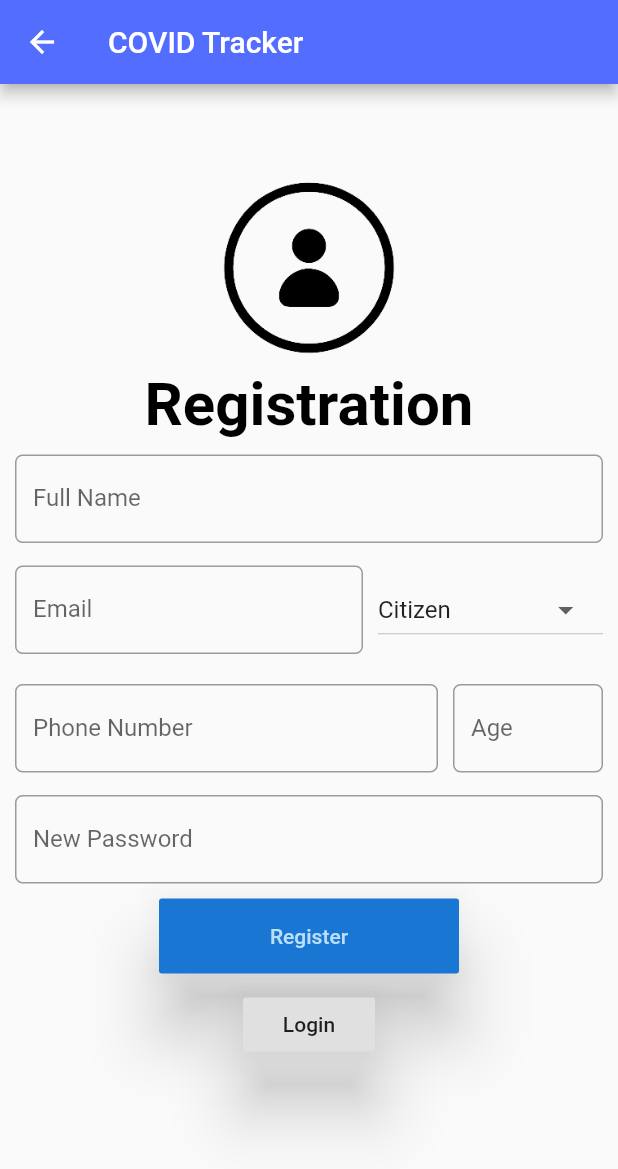
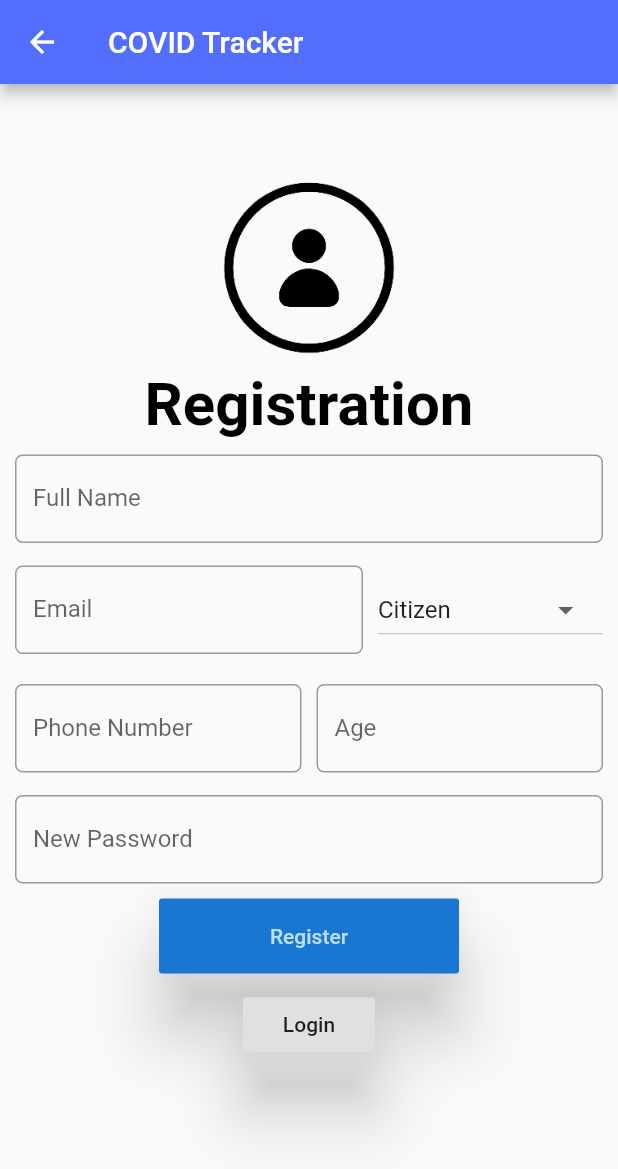
Before and after one commit to dianuj1997/Login_Signup_Encrypted, a Flutter app: the screen it shows after launch, after a tap on "Signup", on a phone screen of 412 x 824 dp. Shown: the top 1169 px of the screen. Run offline on Flutter 3.47's test engine with Material 2 defaults, Android fonts, the phone set to English and light mode, and no system bars; our stand-ins replace shared_preferences; missing offline and left inert: flutter_string_encryption; Roboto replaces fonts that are missing (Raleway).

Commit message:
first commit

```diff
--- a/lib/forgot_email.dart
+++ b/lib/forgot_email.dart
@@ -111,7 +111,7 @@ class _ForgotFormState extends State<ForgotForm> {
 
               Padding(
                   padding: EdgeInsets.only(top: _minpad, bottom: _minpad),
-                  child: Expanded(
+                  // child: Expanded(
                     child: SizedBox(
                         width: 200.0,
                         height: 50.0,
@@ -132,7 +132,7 @@ class _ForgotFormState extends State<ForgotForm> {
                             ));
                           },
                           elevation: 20.0,
-                        )),)),
+                        )),),
               //
 
             ],
--- a/lib/forgot_email_newpassword.dart
+++ b/lib/forgot_email_newpassword.dart
@@ -111,7 +111,7 @@ class _ResetFormState extends State<ResetForm> {
 
               Padding(
                   padding: EdgeInsets.only(top: _minpad, bottom: _minpad),
-                  child: Expanded(
+
                     child: SizedBox(
                         width: 200.0,
                         height: 50.0,
@@ -132,7 +132,7 @@ class _ResetFormState extends State<ResetForm> {
                             ));
                           },
                           elevation: 20.0,
-                        )),)),
+                        )),),
               //
 
             ],
--- a/lib/main.dart
+++ b/lib/main.dart
@@ -4,6 +4,7 @@ import 'package:flutter/material.dart';
 import 'package:flutter_login_register_2/registration.dart';
 import 'package:flutter_login_register_2/main_page.dart';
 import 'package:flutter_login_register_2/forgot_email.dart';
+import 'package:flutter_string_encryption/flutter_string_encryption.dart';
 void main()
 {
   runApp(
@@ -21,6 +22,7 @@ void main()
 
 class LoginForm extends StatefulWidget
 {
+
   @override
   State<StatefulWidget> createState() {
     return _LoginFormState();
@@ -29,6 +31,9 @@ class LoginForm extends StatefulWidget
 }
 class _LoginFormState extends State<LoginForm>
 {
+  final cryptor = new PlatformStringCryptor();
+  final myController1 = TextEditingController();
+  final myController2 = TextEditingController();
   final _minpad=5.0;
   @override
   Widget build(BuildContext context) {
@@ -45,7 +50,7 @@ class _LoginFormState extends State<LoginForm>
             children: <Widget>[
               getImageAsset(),
               Padding(
-                  padding:EdgeInsets.only(top:_minpad,bottom: _minpad*10),
+                  padding:EdgeInsets.only(top:_minpad,bottom: _minpad*1),
                   child:Text(
                     "Login",
                     textDirection: TextDirection.ltr,
@@ -60,6 +65,7 @@ class _LoginFormState extends State<LoginForm>
               Padding(
                   padding: EdgeInsets.only(top:_minpad,bottom: _minpad),
                   child:TextField(
+                    controller: myController1,
                     keyboardType: TextInputType.emailAddress,
                     decoration: InputDecoration(
                         labelText: 'Email',
@@ -70,6 +76,7 @@ class _LoginFormState extends State<LoginForm>
               Padding(
                   padding: EdgeInsets.only(top:_minpad,bottom: _minpad),
                   child:TextField(
+                    controller: myController2,
                     keyboardType: TextInputType.name,
                     decoration: InputDecoration(
                         labelText: 'Password',
@@ -82,16 +89,29 @@ class _LoginFormState extends State<LoginForm>
 
               Padding(
                   padding: EdgeInsets.only(top: _minpad,bottom: _minpad),
-                  child:Expanded(
-                    child:SizedBox(
-                        width: 200.0,
+                  // child:
+                  // Expanded(
+                    // child:Padding(
+                    //      padding: EdgeInsets.only(top: _minpad,bottom: _minpad),
+                    //   child:
+                    child:ButtonTheme(
+                        minWidth: 200.0,
                         height: 50.0,
                         child:RaisedButton(
                           color: Theme.of(context).primaryColorDark,
                           textColor: Theme.of(context).primaryColorLight,
                           child:Text('Login'),
                           onPressed: ()
-                          {
+                         async {
+                            final String k1 = await cryptor.generateRandomKey();
+                            final String k2 = await cryptor.generateRandomKey();
+
+                            final String encrypted1 = await cryptor.encrypt(myController1.text, k1);
+                            final String encrypted2 = await cryptor.encrypt(myController2.text, k2);
+
+                            final String F1 = encrypted1;
+                            final String F2 = encrypted2;
+
                             debugPrint("Login is pressed");
                             Navigator.push(context,MaterialPageRoute(builder: (context)
                             {
@@ -101,14 +121,19 @@ class _LoginFormState extends State<LoginForm>
 
                           },
                           elevation: 20.0,
-                        )),)),
+                        )),
+                  ),
+
+             // ),
               Padding(
                   padding: EdgeInsets.only(top: _minpad,bottom: _minpad),
-                  child:Expanded(
                       child:RaisedButton(
                         child:Text('Signup'),
                         onPressed: ()
                         {
+
+
+
                           debugPrint("Signup is pressed");
                           Navigator.push(context,MaterialPageRoute(builder: (context)
                           {
@@ -117,7 +142,7 @@ class _LoginFormState extends State<LoginForm>
                           ));
                         },
                         elevation: 20.0,
-                      ))),
+                      )),
               Padding(
                 padding:EdgeInsets.only(top: _minpad,bottom: _minpad),
                 child: TextButton(
--- a/lib/main_page.dart
+++ b/lib/main_page.dart
@@ -40,7 +40,7 @@ class _MainFormState extends State<MainForm>
 
               Padding(
                   padding: EdgeInsets.only(top: _minpad,bottom: _minpad),
-                  child:Expanded(
+                  // child:Expanded(
                       child:RaisedButton(
                         color: Theme.of(context).primaryColorDark,
                         textColor: Theme.of(context).primaryColorLight,
@@ -62,7 +62,7 @@ class _MainFormState extends State<MainForm>
                           ));
                         },
                         elevation: 20.0,
-                      ))),
+                      )),
 
             ],
           )
--- a/lib/registration.dart
+++ b/lib/registration.dart
@@ -5,9 +5,14 @@ import 'package:flutter_login_register_2/verify_phone.dart';
 import 'package:flutter_login_register_2/main.dart';
 import 'package:shared_preferences/shared_preferences.dart';
 
+
 import 'package:path/path.dart';
 import 'package:path_provider/path_provider.dart';
 import 'dart:io';
+import 'dart:math';
+import 'dart:convert';
+
+import 'package:flutter_string_encryption/flutter_string_encryption.dart';
 
 
 class RegForm extends StatefulWidget
@@ -29,6 +34,21 @@ class _RegFormState extends State<RegForm>
   final _minpad=5.0;
   var _currentCat='Citizen';
   var _cat=['Citizen','Health Personal','Policy Maker'];
+  final myController1 = TextEditingController();
+  final myController5 = TextEditingController();
+  final myController2 = TextEditingController();
+  final myController3 = TextEditingController();
+  final myController4 = TextEditingController();
+
+  final cryptor = new PlatformStringCryptor();
+
+
+  // @override
+  // void dispose() {
+  //   // Clean up the controller when the widget is disposed.
+  //   myController1.dispose();
+  //   super.dispose();
+  // }
   @override
   Widget build(BuildContext context) {
     //TextStyle textStyle=Theme.of(context).textTheme.title;
@@ -60,6 +80,7 @@ class _RegFormState extends State<RegForm>
               Padding(
                   padding: EdgeInsets.only(top:_minpad,bottom: _minpad),
                   child:TextField(
+                    controller: myController1,
                     keyboardType: TextInputType.name,
                     decoration: InputDecoration(
                         labelText: 'Full Name',
@@ -83,9 +104,11 @@ class _RegFormState extends State<RegForm>
                   child:Row(children: <Widget>[
 
                     Expanded(
-                      child: Padding(
+                      child:Container(
+                      // child: Padding(
                           padding: EdgeInsets.only(top:_minpad,bottom: _minpad),
                           child:TextField(
+                            controller: myController2,
                             keyboardType: TextInputType.emailAddress,
                             decoration: InputDecoration(
                                 labelText: 'Email',
@@ -97,7 +120,7 @@ class _RegFormState extends State<RegForm>
                     Container(width: _minpad*2,),
                     Container(
                         width: _minpad*30,
-                        child:Expanded(
+                        // child:Expanded(
                             child:DropdownButton<String>(
                                 hint: Text('Category'),
                                 items:_cat.map((String value){
@@ -113,7 +136,7 @@ class _RegFormState extends State<RegForm>
                                   _onDroDownItemSelected(newValueSelected);
                                 }
 
-                            )))
+                            ))
                   ],)),
               Padding(
                   padding:EdgeInsets.only(top:_minpad,bottom: _minpad),
@@ -121,9 +144,10 @@ class _RegFormState extends State<RegForm>
                   child:Row(children: <Widget>[
 
                     Expanded(
-                      child: Padding(
+                      child:Container(
                           padding: EdgeInsets.only(top:_minpad,bottom: _minpad),
                           child:TextField(
+                            controller: myController3,
                             keyboardType: TextInputType.phone,
                             decoration: InputDecoration(
                                 labelText: 'Phone Number',
@@ -133,23 +157,26 @@ class _RegFormState extends State<RegForm>
                           )),),
 
                     Container(width: _minpad*2,),
-                    Container(
-                        width: _minpad*20,
-                        child:Expanded(
-                          child:Padding(
+                    // Container(
+                    //     width: _minpad*20,
+                    //     child:
+                        Expanded(
+                          child:Container(
                               padding: EdgeInsets.only(top:_minpad,bottom: _minpad),
                               child:TextField(
+                                controller: myController4,
                                 keyboardType: TextInputType.number,
                                 decoration: InputDecoration(
                                     labelText: 'Age',
                                     hintText: 'XX',
                                     border: OutlineInputBorder(
                                         borderRadius: BorderRadius.circular(5.0))),
-                              )),))
+                              )),)
                   ],)),
               Padding(
                   padding: EdgeInsets.only(top:_minpad,bottom: _minpad),
                   child:TextField(
+                    controller: myController5,
                     keyboardType: TextInputType.visiblePassword,
                     decoration: InputDecoration(
                         labelText: 'New Password',
@@ -162,7 +189,6 @@ class _RegFormState extends State<RegForm>
 
               Padding(
                   padding: EdgeInsets.only(top: _minpad,bottom: _minpad),
-                  child:Expanded(
                     child:SizedBox(
                         width: 200.0,
                         height: 50.0,
@@ -171,10 +197,43 @@ class _RegFormState extends State<RegForm>
                           textColor: Theme.of(context).primaryColorLight,
                           child:Text('Register'),
                           onPressed: ()  async{
-                            _read();
+                            //_read();
+
+
+                            //Gneration of key
+                            final String k1 = await cryptor.generateRandomKey();
+                            final String k2 = await cryptor.generateRandomKey();
+                            final String k3 = await cryptor.generateRandomKey();
+                            final String k4 = await cryptor.generateRandomKey();
+                            final String k5 = await cryptor.generateRandomKey();
+                            final String k6 = await cryptor.generateRandomKey();
+                            //Encryption
+                            final String encrypted1 = await cryptor.encrypt(myController1.text, k1);
+                            final String encrypted2 = await cryptor.encrypt(myController2.text, k2);
+                            final String encrypted3 = await cryptor.encrypt(_currentCat, k3);
+                            final String encrypted4 = await cryptor.encrypt(myController3.text, k4);
+                            final String encrypted5 = await cryptor.encrypt(myController4.text, k5);
+                            final String encrypted6 = await cryptor.encrypt(myController5.text, k6);
+                            //Decryption
+                            // final String F1 = await cryptor.decrypt(encrypted1, k1);
+                            // final String F2 = await cryptor.decrypt(encrypted2, k2);
+                            // final String F3 = await cryptor.decrypt(encrypted3, k3);
+                            // final String F4 = await cryptor.decrypt(encrypted4, k4);
+                            // final String F5 = await cryptor.decrypt(encrypted5, k5);
+                            // final String F6 = await cryptor.decrypt(encrypted6, k6);
+
+                            final String F1 = encrypted1;
+                            final String F2 = encrypted2;
+                            final String F3 = encrypted3;
+                            final String F4 = encrypted4;
+                            final String F5 = encrypted5;
+                            final String F6 = encrypted6;
+
+
+                            _write("\n"+"Name:"+F1+"\n"+"Email:"+F2+"\n"+"Category:"+F3+"\n"+"Phone#:"+F4+"\n"+"Age:"+F5+"\n"+"Password:"+F6+"\n");
                             bool x = await _getBoolValuesSF();
 
-                            //debugPrint("Register is pressed: ${x} ");
+                            //debugPrint(myController1.text+"\n"+myController2.text+"\n"+myController3.text+"\n"+myController4.text+myController5.text);
                             if (1==0) {
                               //    if(data.india==0){
                               Navigator.push(context,
@@ -191,10 +250,10 @@ class _RegFormState extends State<RegForm>
                               ));}
                           },
                           elevation: 20.0,
-                        )),)),
+                        )),),
               Padding(
                   padding: EdgeInsets.only(top: _minpad,bottom: _minpad),
-                  child:Expanded(
+
                       child:RaisedButton(
                         child:Text('Login'),
                         onPressed: ()
@@ -214,7 +273,7 @@ class _RegFormState extends State<RegForm>
 
                         },
                         elevation: 20.0,
-                      ))),
+                      )),
 
             ],
           )
@@ -250,7 +309,7 @@ Future<String> _read() async {
     final Directory directory = await getApplicationDocumentsDirectory();
     final File file = File('${directory.path}/my_file.txt');
     text = await file.readAsString();
-    debugPrint("A file has been read");
+    debugPrint("A file has been read at ${directory.path}");
   } catch (e) {
     debugPrint("Couldn't read file");
   }
@@ -262,3 +321,9 @@ Future<String> get _localPath async {
 
   return directory.path;
 }
+_write(String text) async {
+  final Directory directory = await getApplicationDocumentsDirectory();
+  final File file = File('${directory.path}/my_file.txt');
+  await file.writeAsString(text);
+  debugPrint("A file with new content,i.e. ${text} has been stored at ${directory.path}");
+}
--- a/lib/verify_phone.dart
+++ b/lib/verify_phone.dart
@@ -115,7 +115,7 @@ class _VerifyFormState extends State<VerifyForm>
 
               Padding(
                   padding: EdgeInsets.only(top: _minpad,bottom: _minpad),
-                  child:Expanded(
+                  // child:Expanded(
                     child:SizedBox(
                         width: 200.0,
                         height: 50.0,
@@ -133,7 +133,7 @@ class _VerifyFormState extends State<VerifyForm>
                             ));
                           },
                           elevation: 20.0,
-                        )),)),
+                        )),),
               //
 
             ],
--- a/pubspec.yaml
+++ b/pubspec.yaml
@@ -25,6 +25,8 @@ dependencies:
     sdk: flutter
   path_provider: ^2.0.1
   shared_preferences: ^2.0.3
+  encrypt: ^4.1.0
+  flutter_string_encryption: ^0.3.1
 
 
   # The following adds the Cupertino Icons font to your application.
@@ -34,6 +36,7 @@ dependencies:
 dev_dependencies:
   flutter_test:
     sdk: flutter
+
 
 # For information on the generic Dart part of this file, see the
 # following page: https://dart.dev/tools/pub/pubspec
```
Also changed, not shown: pubspec.lock.
